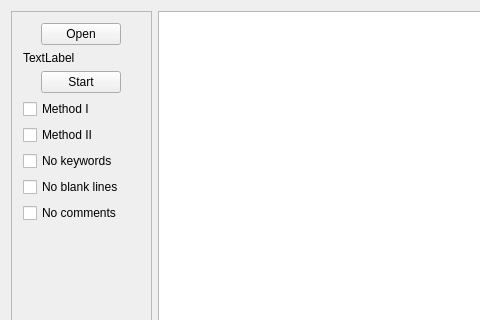
Qt form Projekt/project/app/mainwindow.ui (MichalBernacki/Plagiarism_detection_app) before a commit; both pictures show x 0 to 480 and y 0 to 320 of the 1200 by 800 pixel window.
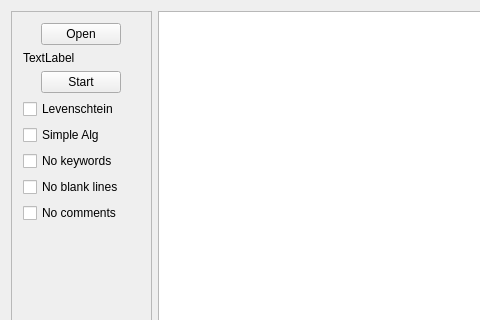
The same form after that commit.

Patch:
```diff
--- a/Projekt/project/app/mainwindow.ui
+++ b/Projekt/project/app/mainwindow.ui
@@ -120,14 +120,14 @@
              <item>
               <widget class="QCheckBox" name="cbBox1">
                <property name="text">
-                <string>Method I</string>
+                <string>Levenschtein</string>
                </property>
               </widget>
              </item>
              <item>
               <widget class="QCheckBox" name="cbBox2">
                <property name="text">
-                <string>Method II</string>
+                <string>Simple Alg</string>
                </property>
               </widget>
              </item>
```
